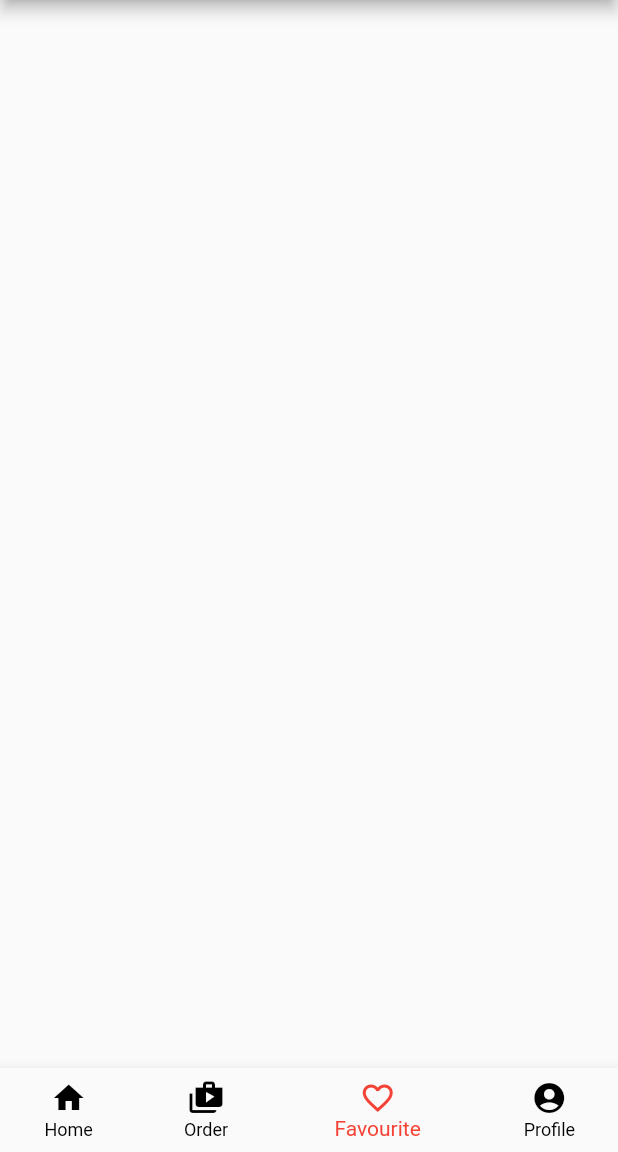
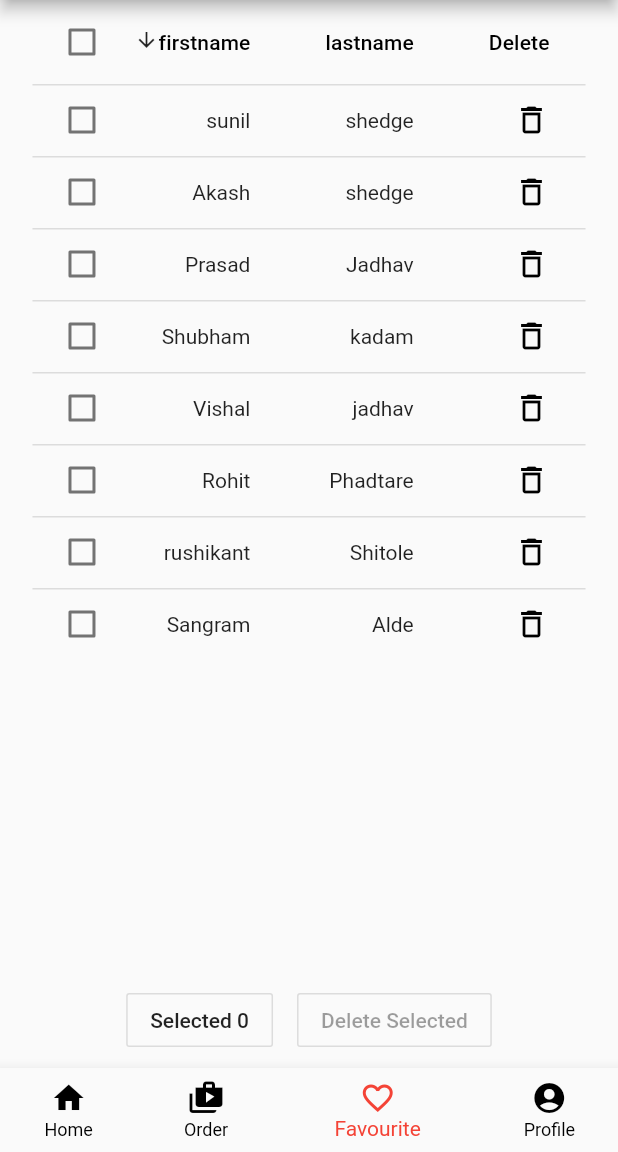
Before and after one commit to surya88i/Paginated-DataTable, a Flutter app: the screen it shows after launch, item 3 of the bottom bar chosen, on a phone screen of 412 x 824 dp, the part 84-1236 px from its top. Run offline on Flutter 3.47's test engine with Material 2 defaults, Android fonts, the phone set to English and light mode, and no system bars.

Commit message:
Update FavoritePage.dart

```diff
--- a/Paginated dataTable/lib/FavoritePage.dart
+++ b/Paginated dataTable/lib/FavoritePage.dart
@@ -1,14 +1,166 @@
 import 'package:flutter/material.dart';
+
 class FavoritePage extends StatefulWidget {
   @override
   _FavoritePageState createState() => _FavoritePageState();
 }
 
 class _FavoritePageState extends State<FavoritePage> {
+  List<User> users;
+  List<User> selectedUsers;
+  bool sort;
+  @override
+  void initState() {
+    super.initState();
+    sort = false;
+    selectedUsers = [];
+    users = User.getUsers();
+  }
+
+  onSortColumn(int columnIndex, bool ascending) {
+    if (columnIndex == 0) {
+      if (ascending) {
+        users.sort((a, b) => a.firstname.compareTo(b.firstname));
+      } else {
+        users.sort((a, b) => b.firstname.compareTo(a.firstname));
+      }
+    }
+  }
+
+  SingleChildScrollView dataBody() {
+    return SingleChildScrollView(
+      scrollDirection: Axis.horizontal,
+      child: DataTable(
+        columnSpacing: 50.0,
+          sortAscending: sort,
+          sortColumnIndex: 0,
+          columns: [
+            DataColumn(
+              numeric: true,
+              label: Text("firstname"),
+              onSort: (columnIndex, ascending) {
+                setState(() {
+                  sort = !sort;
+                });
+                onSortColumn(columnIndex, ascending);
+              },
+              tooltip: "This is a Firstname",
+
+            ),
+            DataColumn(
+              numeric: true,
+              label: Text("lastname"),
+              tooltip: "This is a Lastname",
+            ),
+            DataColumn(
+              numeric: true,
+              label: Center(child: Text("Delete")),
+              tooltip: "This is a Lastname",
+            ),
+          ],
+          rows: users
+              .map(
+                (user) => DataRow(
+                    selected: selectedUsers.contains(user),
+                    onSelectChanged: (b) {
+                      onSelectedRow(b, user);
+                    },
+                    cells: [
+                      DataCell(Text(user.firstname), onTap: () {
+                        print("selected user ${user.firstname}");
+                      }),
+                      DataCell(Text(user.lastname), onTap: () {
+                        print("selected user ${user.lastname}");
+                      }),
+                      DataCell(Icon(Icons.delete_outline,color:Colors.black), onTap: () {
+                        setState(() {
+                          users.remove(user);
+                        });
+                      }),
+                    ]),
+              )
+              .toList()),
+    );
+  }
+
   @override
   Widget build(BuildContext context) {
-    return Container(
-
+    return Scaffold(
+      body: Column(
+        mainAxisSize: MainAxisSize.max,
+        mainAxisAlignment: MainAxisAlignment.center,
+        verticalDirection: VerticalDirection.down,
+        children: <Widget>[
+          Expanded(
+            child: dataBody(),
+          ),
+          Row(
+            mainAxisAlignment: MainAxisAlignment.center,
+            children: <Widget>[
+              Padding(
+                padding: EdgeInsets.all(8.0),
+                child: OutlineButton(
+                  onPressed: () {},
+                  child: Text("Selected ${selectedUsers.length}"),
+                ),
+              ),
+              Padding(
+                padding: EdgeInsets.all(8.0),
+                child: OutlineButton(
+                  onPressed: selectedUsers.isEmpty
+                      ? null
+                      : () {
+                          setState(() {
+                            deleteSelected();
+                          });
+                        },
+                  child: Text("Delete Selected"),
+                ),
+              ),
+            ],
+          ),
+        ],
+      ),
     );
   }
+
+  void onSelectedRow(bool selected, User user) {
+    setState(() {
+      if (selected) {
+        selectedUsers.add(user);
+      } else {
+        selectedUsers.remove(user);
+      }
+    });
+  }
+
+  void deleteSelected() {
+    if (selectedUsers.isNotEmpty) {
+      List<User> temp = [];
+      temp.addAll(selectedUsers);
+      for (User user in temp) {
+        users.remove(user);
+        selectedUsers.remove(user);
+      }
+    }
+  }
 }
+
+class User {
+  String firstname;
+  String lastname;
+  User({this.firstname, this.lastname});
+
+  static List<User> getUsers() {
+    return <User>[
+      User(firstname: "sunil", lastname: "shedge"),
+      User(firstname: "Akash", lastname: "shedge"),
+      User(firstname: "Prasad", lastname: "Jadhav"),
+      User(firstname: "Shubham", lastname: "kadam"),
+      User(firstname: "Vishal", lastname: "jadhav"),
+      User(firstname: "Rohit", lastname: "Phadtare"),
+      User(firstname: "rushikant", lastname: "Shitole"),
+      User(firstname: "Sangram", lastname: "Alde"),
+    ];
+  }
+}
```
